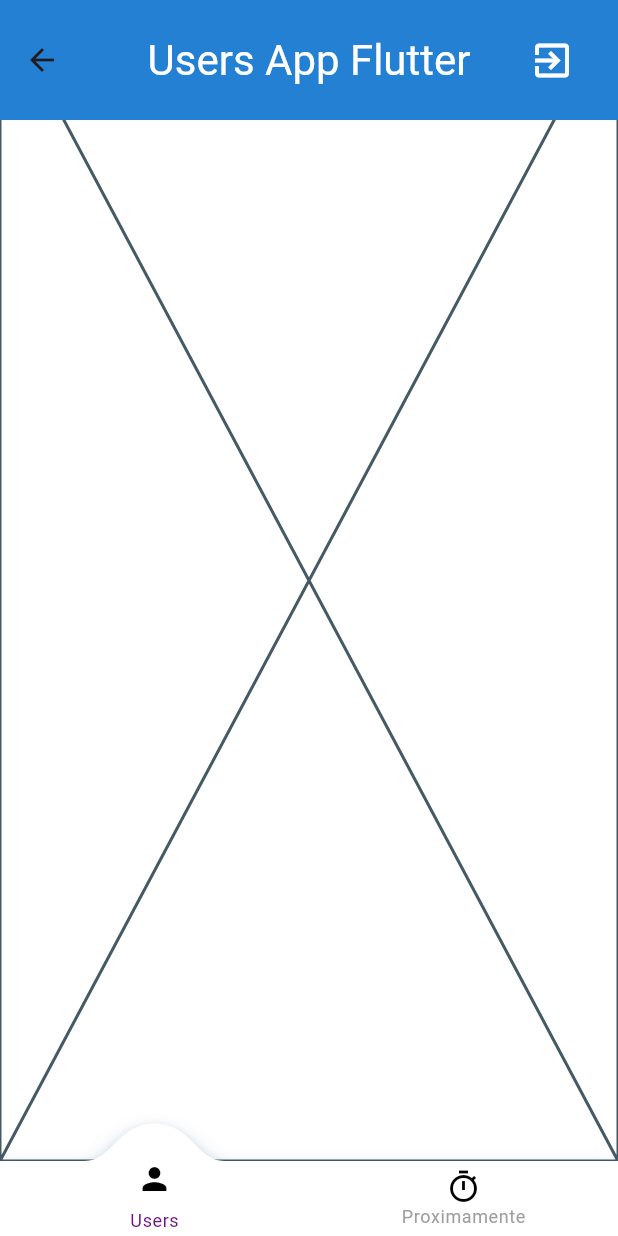
After one commit to Rai1502/UsersAppFlutter, a Flutter app: the HomePage screen opened directly, on a phone screen of 412 x 824 dp. The commit adds this screen. Run offline on Flutter 3.47's test engine with Material 3 defaults, Android fonts, the phone set to English and light mode, and no system bars; drawn by our look-alikes of convex_bottom_bar; our stand-ins replace firebase_auth, firebase_core, flutter_bloc, freezed_annotation; accounts and stored records are empty.

Commit message:
feat: Creacion de pantalla Home
Se añadio la pantalla home, que sera la principal de nuestra app.

```diff
--- a/users_app_flutter/lib/presentation/constants/color_palette.dart
+++ b/users_app_flutter/lib/presentation/constants/color_palette.dart
@@ -2,9 +2,10 @@ import 'package:flutter/material.dart';
 
 mixin class ColorPalette {
   static const Color backGround = Colors.white;
-  static const Color primaryText = Colors.black54;
+  static const Color primaryText = Colors.black;
   static const Color secondaryText = Colors.grey;
   static const Color hints = Color(0xFFAFABAB);
   static const Color focusedTextField = Color(0xFF730F84);
   static const Color warning = Color.fromARGB(255, 243, 179, 83);
+  static const Color appBar = Color.fromARGB(255, 27, 133, 219);
 }
--- /dev/null
+++ b/users_app_flutter/lib/presentation/home/cubit/home_cubit.dart
@@ -0,0 +1,13 @@
+import 'package:flutter_bloc/flutter_bloc.dart';
+import 'package:freezed_annotation/freezed_annotation.dart';
+
+part 'home_state.dart';
+part 'home_cubit.freezed.dart';
+
+class HomeCubit extends Cubit<HomeState> {
+  HomeCubit() : super(HomeState());
+
+  void setIndex(int index) {
+    emit(state.copyWith(currentIndex: index));
+  }
+}
--- /dev/null
+++ b/users_app_flutter/lib/presentation/home/cubit/home_state.dart
@@ -0,0 +1,8 @@
+part of 'home_cubit.dart';
+
+@freezed
+abstract class HomeState with _$HomeState {
+  factory HomeState({
+    @Default(0) int currentIndex,
+  }) = _HomeState;
+}
--- a/users_app_flutter/lib/presentation/home/pages/home_page.dart
+++ b/users_app_flutter/lib/presentation/home/pages/home_page.dart
@@ -1,10 +1,64 @@
 import 'package:flutter/material.dart';
+import 'package:flutter_bloc/flutter_bloc.dart';
+import 'package:users_app_flutter/presentation/constants/color_palette.dart';
+import 'package:users_app_flutter/presentation/home/cubit/home_cubit.dart';
+import 'package:users_app_flutter/presentation/home/widgets/convex_navigation_bar.dart';
+import 'package:users_app_flutter/presentation/style/text_theme.dart';
+import 'package:users_app_flutter/presentation/users/pages/users_page.dart';
 
 class HomePage extends StatelessWidget {
   const HomePage({super.key});
 
   @override
   Widget build(BuildContext context) {
-    return const Placeholder();
+    final HomeCubit cubit = context.read<HomeCubit>();
+    return Scaffold(
+      backgroundColor: ColorPalette.backGround,
+      extendBodyBehindAppBar: true,
+      appBar: PreferredSize(
+        preferredSize: const Size.fromHeight(80),
+        child: AppBar(
+          toolbarHeight: 80,
+          centerTitle: true,
+          backgroundColor: ColorPalette.appBar,
+          elevation: 5.0,
+          title: Text(
+            'Users App Flutter',
+            style: getTextTheme(context)
+                .headlineMedium!
+                .copyWith(color: ColorPalette.backGround),
+          ),
+          actions: [
+            Padding(
+              padding: const EdgeInsets.only(right: 20.0),
+              child: IconButton(
+                onPressed: () => {},
+                icon: const Icon(Icons.exit_to_app),
+                iconSize: 30,
+                color: ColorPalette.backGround,
+              ),
+            )
+          ],
+        ),
+      ),
+      bottomNavigationBar: BlocBuilder<HomeCubit, HomeState>(
+        builder: (BuildContext context, HomeState state) {
+          return ConvexNavigationBar(
+              currentIndex: state.currentIndex, onTap: cubit.setIndex);
+        },
+      ),
+      body: BlocBuilder<HomeCubit, HomeState>(
+          builder: (BuildContext context, HomeState state) {
+        switch (state.currentIndex) {
+          case 0:
+            return const UsersPage();
+          case 1:
+            return const Center(child: Text('Proximamente....'));
+        }
+        return const Center(
+          child: Text(''),
+        );
+      }),
+    );
   }
 }
--- a/users_app_flutter/lib/presentation/home/pages/home_provider.dart
+++ b/users_app_flutter/lib/presentation/home/pages/home_provider.dart
@@ -0,0 +1,16 @@
+import 'package:flutter/material.dart';
+import 'package:flutter_bloc/flutter_bloc.dart';
+import 'package:users_app_flutter/presentation/home/cubit/home_cubit.dart';
+import 'package:users_app_flutter/presentation/home/pages/home_page.dart';
+
+class HomeProvider extends StatelessWidget {
+  const HomeProvider({super.key});
+
+  @override
+  Widget build(BuildContext context) {
+    return BlocProvider(
+      create: (_) => HomeCubit(),
+      child: const HomePage(),
+    );
+  }
+}
--- /dev/null
+++ b/users_app_flutter/lib/presentation/home/widgets/convex_navigation_bar.dart
@@ -0,0 +1,47 @@
+import 'package:convex_bottom_bar/convex_bottom_bar.dart';
+import 'package:flutter/material.dart';
+import 'package:users_app_flutter/presentation/constants/color_palette.dart';
+
+class ConvexNavigationBar extends StatelessWidget {
+  const ConvexNavigationBar(
+      {super.key, required this.currentIndex, required this.onTap});
+
+  final int currentIndex;
+  final Function(int index) onTap;
+
+  @override
+  Widget build(BuildContext context) {
+    // final cubit = context.watch<SalesCubit>();
+    return ConvexAppBar(
+      curveSize: 65,
+      style: TabStyle.react,
+      elevation: 5,
+      shadowColor: ColorPalette.appBar,
+      items: const [
+        TabItem(
+          icon: Icon(
+            Icons.person,
+            color: ColorPalette.primaryText,
+          ),
+          title: 'Users',
+          isIconBlend: true,
+        ),
+        TabItem(
+          icon: Icon(
+            Icons.timer_outlined,
+            color: ColorPalette.primaryText,
+          ),
+          title: 'Proximamente',
+          isIconBlend: true,
+        ),
+      ],
+      initialActiveIndex: currentIndex,
+      onTap: (int index) {
+        onTap.call(index);
+      },
+      backgroundColor: ColorPalette.backGround,
+      color: ColorPalette.secondaryText,
+      activeColor: ColorPalette.focusedTextField,
+    );
+  }
+}
--- a/users_app_flutter/lib/presentation/login/widgets/login_body.dart
+++ b/users_app_flutter/lib/presentation/login/widgets/login_body.dart
@@ -4,6 +4,7 @@ import 'package:users_app_flutter/domain/errors/app_errors.dart';
 import 'package:users_app_flutter/main.dart';
 import 'package:users_app_flutter/presentation/constants/color_palette.dart';
 import 'package:users_app_flutter/presentation/home/pages/home_page.dart';
+import 'package:users_app_flutter/presentation/home/pages/home_provider.dart';
 import 'package:users_app_flutter/presentation/login/cubit/login_cubit.dart';
 import 'package:users_app_flutter/presentation/style/text_theme.dart';
 import 'package:users_app_flutter/presentation/widgets/custom_alert_dialog.dart';
@@ -142,8 +143,7 @@ class _LoginBodyState extends State<LoginBody> {
   }
 
   void _navigateToHome(BuildContext context) {
-    print('Sesion iniciada....');
     navigatorKey.currentState?.pushReplacement(
-        MaterialPageRoute<void>(builder: (_) => const HomePage()));
+        MaterialPageRoute<void>(builder: (_) => const HomeProvider()));
   }
 }
--- /dev/null
+++ b/users_app_flutter/lib/presentation/users/pages/users_page.dart
@@ -0,0 +1,10 @@
+import 'package:flutter/widgets.dart';
+
+class UsersPage extends StatelessWidget {
+  const UsersPage({super.key});
+
+  @override
+  Widget build(BuildContext context) {
+    return const Placeholder();
+  }
+}
--- a/users_app_flutter/pubspec.yaml
+++ b/users_app_flutter/pubspec.yaml
@@ -17,6 +17,7 @@ dependencies:
   shared_preferences: ^2.5.3
   firebase_core: ^3.13.0
   firebase_auth: ^5.5.2
+  convex_bottom_bar: ^3.2.0
 
 
 dev_dependencies:
```
Also changed, not shown: users_app_flutter/lib/presentation/home/cubit/home_cubit.freezed.dart (added), users_app_flutter/pubspec.lock.
